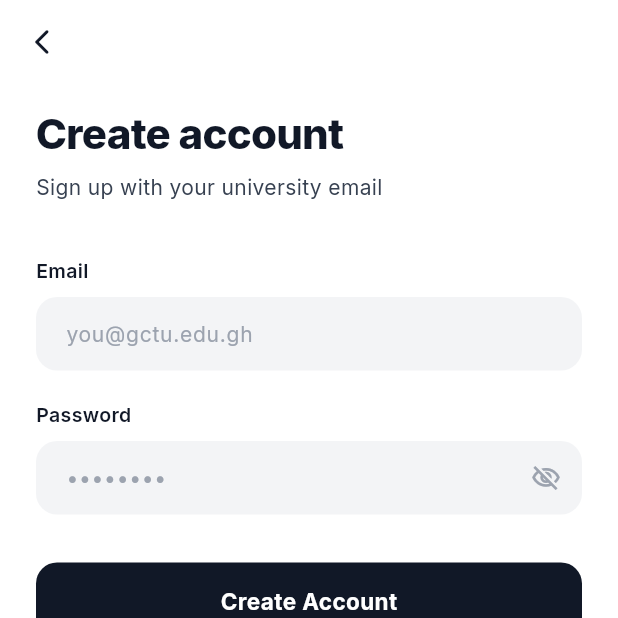
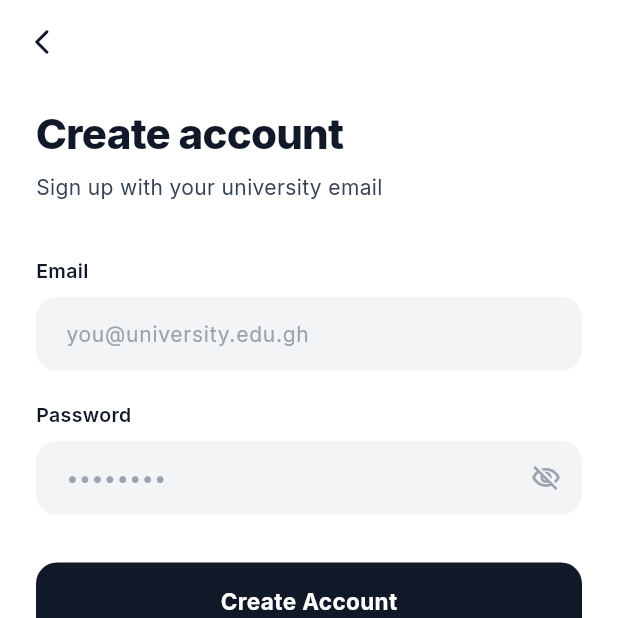
Before and after one commit to chrisxie12/UNIFY, a Flutter app: the screen it shows after launch, after a tap on "Get Started", on a phone screen of 412 x 824 dp, the top half of it. Run offline on Flutter 3.47's test engine with Material 3 defaults, Android fonts, the phone set to English and light mode, and no system bars; our stand-ins replace equatable, flutter_dotenv, flutter_riverpod, go_router, google_fonts, hive_flutter and 3 more; accounts and stored records are empty.

Commit message:
Remove GCTU-specific text — make branding university-agnostic
Replace hardcoded 'GCTU' references with generic equivalents so the app
works for any university, not just GCTU.

https://claude.ai/code/session_01Ho6HSv4QZY4KoUvcMZKtur

```diff
--- a/mobile_flutter/lib/features/auth/presentation/screens/auth_screen.dart
+++ b/mobile_flutter/lib/features/auth/presentation/screens/auth_screen.dart
@@ -103,7 +103,7 @@ class _AuthScreenState extends ConsumerState<AuthScreen> {
               const SizedBox(height: 36),
               AppTextField(
                 label: 'Email',
-                hint: 'you@gctu.edu.gh',
+                hint: 'you@university.edu.gh',
                 controller: _emailCtrl,
                 keyboardType: TextInputType.emailAddress,
                 errorText: _emailError,
--- a/mobile_flutter/lib/features/auth/presentation/screens/get_started_screen.dart
+++ b/mobile_flutter/lib/features/auth/presentation/screens/get_started_screen.dart
@@ -107,7 +107,7 @@ class GetStartedScreen extends StatelessWidget {
               child: Column(
                 crossAxisAlignment: CrossAxisAlignment.start,
                 children: [
-                  Text('Welcome to\nGCTU UNIFY', style: AppTextStyles.h1),
+                  Text('Welcome to\nUNIFY', style: AppTextStyles.h1),
                   const SizedBox(height: 10),
                   Text(
                     'Stay updated with announcements, connect with peers, and never miss what matters on campus.',
--- a/mobile_flutter/lib/features/feed/presentation/screens/feed_screen.dart
+++ b/mobile_flutter/lib/features/feed/presentation/screens/feed_screen.dart
@@ -75,7 +75,7 @@ class _FeedScreenState extends ConsumerState<FeedScreen> {
                       style: AppTextStyles.headingS,
                     ),
                     Text(
-                      'GCTU Campus Feed',
+                      'Campus Feed',
                       style: AppTextStyles.caption.copyWith(color: AppColors.grey2),
                     ),
                   ],
--- a/mobile_flutter/lib/features/feed/presentation/widgets/announcement_card.dart
+++ b/mobile_flutter/lib/features/feed/presentation/widgets/announcement_card.dart
@@ -89,7 +89,7 @@ class AnnouncementCard extends StatelessWidget {
                           crossAxisAlignment: CrossAxisAlignment.start,
                           children: [
                             Text(
-                              item.authorName ?? 'GCTU Admin',
+                              item.authorName ?? 'Campus Admin',
                               style: AppTextStyles.label.copyWith(fontSize: 12),
                             ),
                             Text(
```
